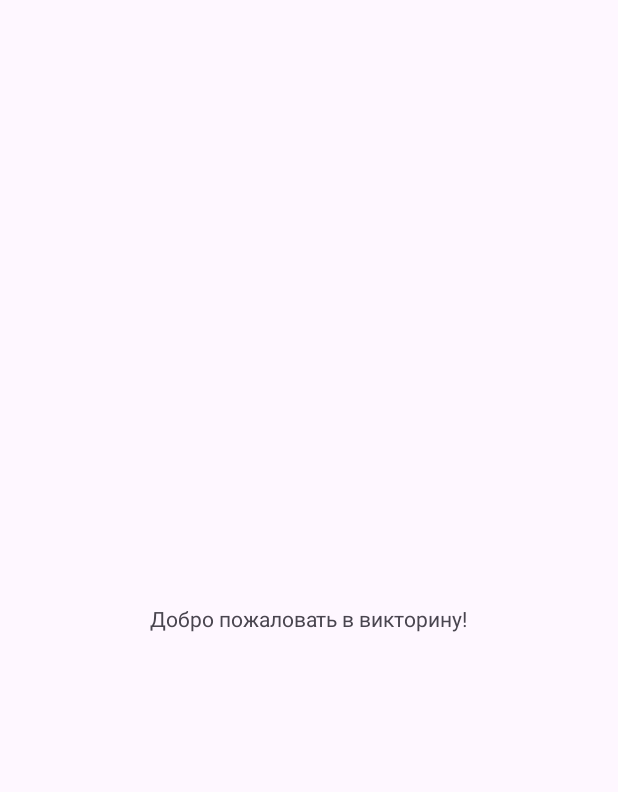
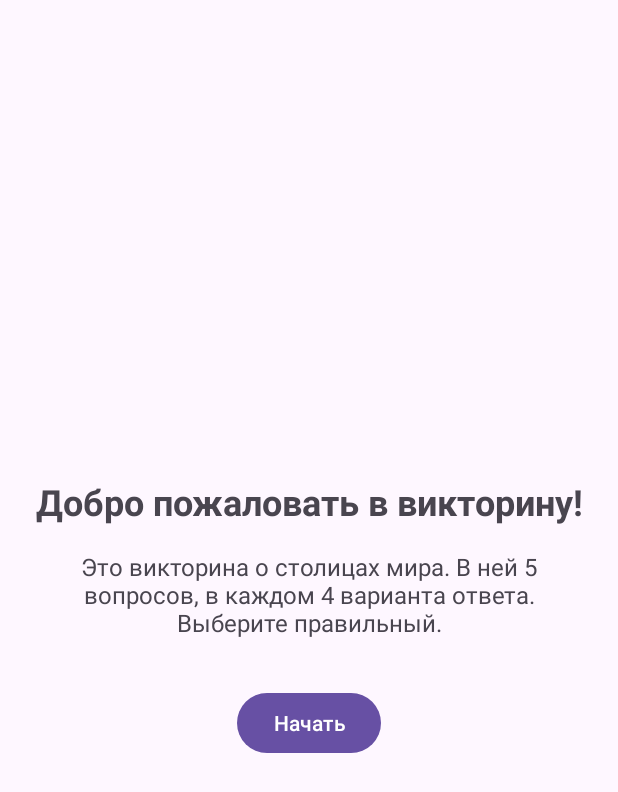
Before and after one commit to mariakruchinina-hash/QuizApp, an Android app: the screen it shows after launch (MainActivity), on a phone screen of 412 x 824 dp. Shown: the top 792 px of the screen. Run offline under Robolectric (Android 15) with nearby library versions, the phone set to English and light mode, and no system bars.

Commit message:
лаба 5

```diff
--- a/app/src/main/res/layout/activity_main.xml
+++ b/app/src/main/res/layout/activity_main.xml
@@ -8,12 +8,42 @@
     tools:context=".MainActivity">
 
     <TextView
+        android:id="@+id/tvTitle"
         android:layout_width="wrap_content"
         android:layout_height="wrap_content"
         android:text="@string/welcome"
+        android:textSize="24sp"
+        android:textStyle="bold"
+        app:layout_constraintBottom_toTopOf="@+id/tvDescription"
+        app:layout_constraintEnd_toEndOf="parent"
+        app:layout_constraintStart_toStartOf="parent"
+        app:layout_constraintTop_toTopOf="parent"
+        app:layout_constraintVertical_chainStyle="packed" />
+
+    <TextView
+        android:id="@+id/tvDescription"
+        android:layout_width="0dp"
+        android:layout_height="wrap_content"
+        android:layout_marginStart="24dp"
+        android:layout_marginEnd="24dp"
+        android:layout_marginTop="16dp"
+        android:gravity="center"
+        android:text="@string/description"
+        android:textSize="16sp"
+        app:layout_constraintBottom_toTopOf="@+id/btnStart"
+        app:layout_constraintEnd_toEndOf="parent"
+        app:layout_constraintStart_toStartOf="parent"
+        app:layout_constraintTop_toBottomOf="@+id/tvTitle" />
+
+    <Button
+        android:id="@+id/btnStart"
+        android:layout_width="wrap_content"
+        android:layout_height="wrap_content"
+        android:layout_marginTop="32dp"
+        android:text="@string/start"
         app:layout_constraintBottom_toBottomOf="parent"
         app:layout_constraintEnd_toEndOf="parent"
         app:layout_constraintStart_toStartOf="parent"
-        app:layout_constraintTop_toTopOf="parent" />
+        app:layout_constraintTop_toBottomOf="@+id/tvDescription" />
 
 </androidx.constraintlayout.widget.ConstraintLayout>
--- a/app/src/main/res/values/strings.xml
+++ b/app/src/main/res/values/strings.xml
@@ -1,4 +1,12 @@
 <resources>
     <string name="app_name">QuizApp</string>
     <string name="welcome">Добро пожаловать в викторину!</string>
+    <string name="description">Это викторина о столицах мира. В ней 5 вопросов, в каждом 4 варианта ответа. Выберите правильный.</string>
+    <string name="start">Начать</string>
+    <string name="question_number">Вопрос 1 из 5</string>
+    <string name="question">Какой город является столицей Франции?</string>
+    <string name="answer1">Лондон</string>
+    <string name="answer2">Париж</string>
+    <string name="answer3">Берлин</string>
+    <string name="answer4">Мадрид</string>
 </resources>
```
Also changed, not shown: app/src/main/res/layout/activity_quiz.xml (added, +82 -0 lines).
